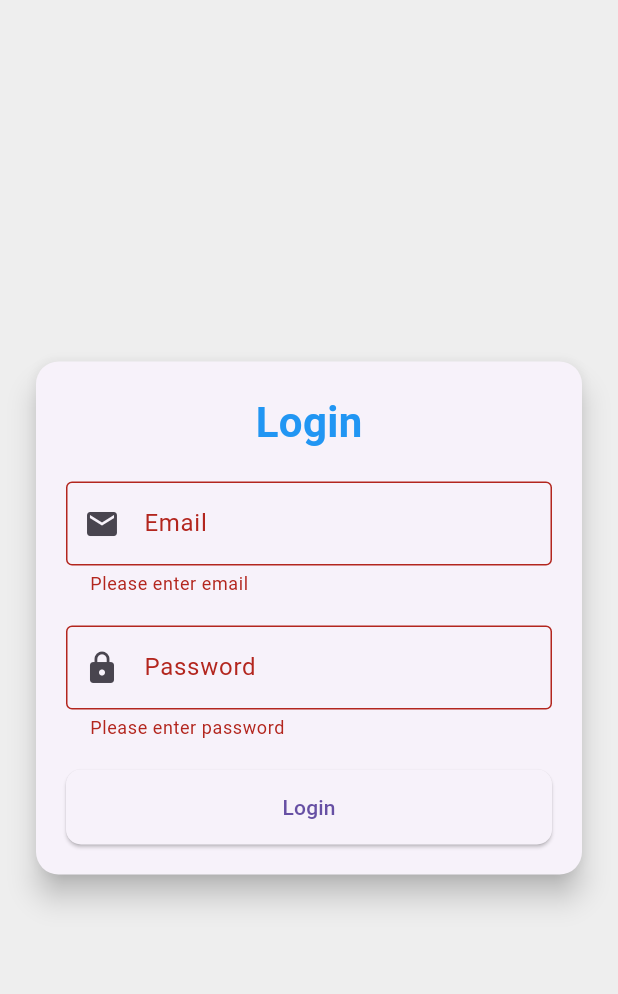
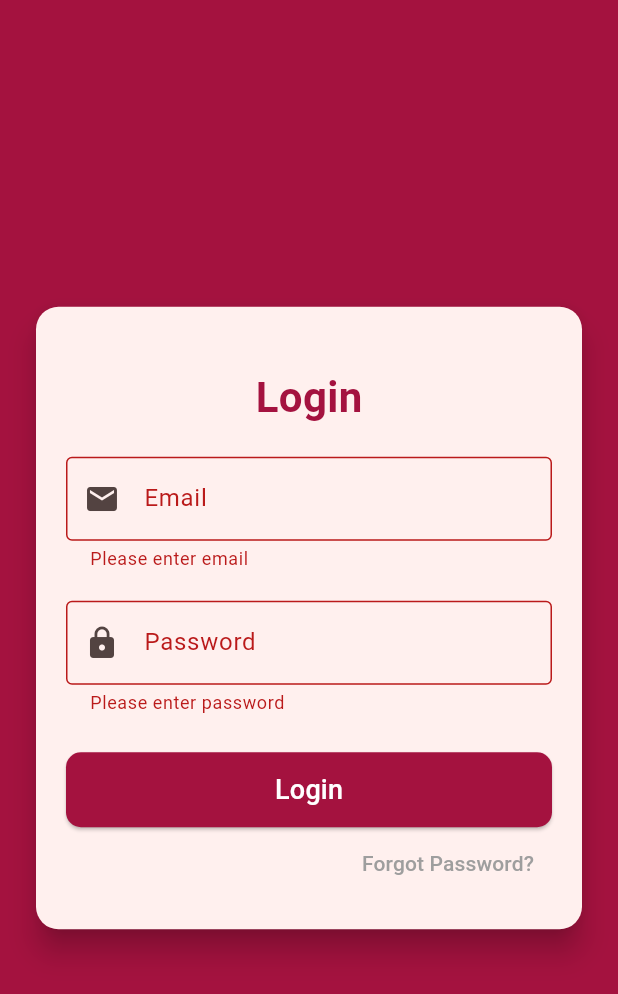
Before and after one commit to saisamay/Real-Time-Campus-Companion, a Flutter app: the screen it shows after launch, after a tap on "Login", on a phone screen of 412 x 824 dp. Shown: the top 994 px of the screen. Run offline on Flutter 3.47's test engine with Material 3 defaults, Android fonts, the phone set to English and light mode, and no system bars; our stand-ins replace carousel_slider; network calls fail.

Commit message:
changes made in login and home page

```diff
--- a/lib/main.dart
+++ b/lib/main.dart
@@ -1,4 +1,5 @@
 import 'package:flutter/material.dart';
+import 'home_page.dart';
 
 void main() {
   runApp(const MyApp());
@@ -12,7 +13,12 @@ class MyApp extends StatelessWidget {
     return MaterialApp(
       debugShowCheckedModeBanner: false,
       title: 'Login Page',
-      theme: ThemeData(primarySwatch: Colors.blue),
+      // Set the theme's primary color to a maroon shade for consistency
+      theme: ThemeData(
+        primarySwatch: Colors.red, // A close approximation to maroon
+        // Define a specific maroon color for reuse
+        colorScheme: ColorScheme.fromSeed(seedColor: const Color(0xFF800000)),
+      ),
       home: const LoginPage(),
     );
   }
@@ -32,27 +38,40 @@ class _LoginPageState extends State<LoginPage> {
 
   void _login() {
     if (_formKey.currentState!.validate()) {
-      String email = _emailController.text;
-      String password = _passwordController.text;
+      // String email = _emailController.text;
+      // String password = _passwordController.text;
 
-      // For now just show a snackbar, later connect to backend
-      ScaffoldMessenger.of(context).showSnackBar(
-        SnackBar(content: Text("Logging in as $email")),
+      // Later you’ll check email/password with backend.
+      // For now, just navigate to HomePage
+      Navigator.pushReplacement(
+        context,
+        MaterialPageRoute(
+          builder: (_) => const HomePage(
+            universityName: "Amrita Vishwa Vidyapeetham",
+          ),
+        ),
       );
     }
   }
 
   @override
   Widget build(BuildContext context) {
+    // Define the maroon color once to reuse it easily
+    // CORRECTED THIS LINE: Replaced '#' with '0xFF'
+    const maroonColor = Color(0xFFA4123F);
+
     return Scaffold(
-      backgroundColor: Colors.grey[200],
+      // 1. Set the background color to maroon
+      backgroundColor: maroonColor,
       body: Center(
+        // Use SingleChildScrollView to prevent overflow on smaller screens
+        child: SingleChildScrollView(
           child: Padding(
             padding: const EdgeInsets.all(20.0),
             child: Card(
               elevation: 8,
-            shape:
-                RoundedRectangleBorder(borderRadius: BorderRadius.circular(15)),
+              shape: RoundedRectangleBorder(
+                  borderRadius: BorderRadius.circular(15)),
               child: Padding(
                 padding: const EdgeInsets.all(20.0),
                 child: Form(
@@ -60,12 +79,14 @@ class _LoginPageState extends State<LoginPage> {
                   child: Column(
                     mainAxisSize: MainAxisSize.min,
                     children: [
+                      // REMOVED the Image.asset widget from here
+                      const SizedBox(height: 20),
                       const Text(
                         "Login",
                         style: TextStyle(
                             fontSize: 28,
                             fontWeight: FontWeight.bold,
-                          color: Colors.blue),
+                            color: maroonColor), // Use the maroon color
                       ),
                       const SizedBox(height: 20),
                       TextFormField(
@@ -98,18 +119,43 @@ class _LoginPageState extends State<LoginPage> {
                           return null;
                         },
                       ),
-                    const SizedBox(height: 20),
+                      const SizedBox(height: 25),
                       ElevatedButton(
                         onPressed: _login,
                         style: ElevatedButton.styleFrom(
+                          backgroundColor: maroonColor, // Maroon button color
                           minimumSize: const Size(double.infinity, 50),
                           shape: RoundedRectangleBorder(
                             borderRadius: BorderRadius.circular(10),
                           ),
                         ),
-                      child: const Text("Login"),
+                        child: const Text(
+                          "Login",
+                          style: TextStyle(
+                              fontSize: 18,
+                              color: Colors.white), // White text
+                        ),
+                      ),
+                      // 3. Add the "Forgot Password?" text button
+                      Align(
+                        alignment: Alignment.centerRight,
+                        child: TextButton(
+                          onPressed: () {
+                            // TODO: Add navigation to a 'Forgot Password' screen
+                            ScaffoldMessenger.of(context).showSnackBar(
+                              const SnackBar(
+                                content: Text('Forgot Password Clicked!'),
+                              ),
+                            );
+                          },
+                          child: const Text(
+                            "Forgot Password?",
+                            style: TextStyle(color: Colors.grey),
+                          ),
+                        ),
                       ),
                     ],
+                  ),
                 ),
               ),
             ),
--- a/pubspec.yaml
+++ b/pubspec.yaml
@@ -35,6 +35,7 @@ dependencies:
   # Use with the CupertinoIcons class for iOS style icons.
   cupertino_icons: ^1.0.8
   flutter_launcher_icons: ^0.14.4
+  carousel_slider: ^5.0.0
 
 dev_dependencies:
   flutter_test:
```
Also changed, not shown: lib/home_page.dart (added, +142 -0 lines), pubspec.lock, 1 other file. Lines whose indentation alone changed are shown as unchanged.
